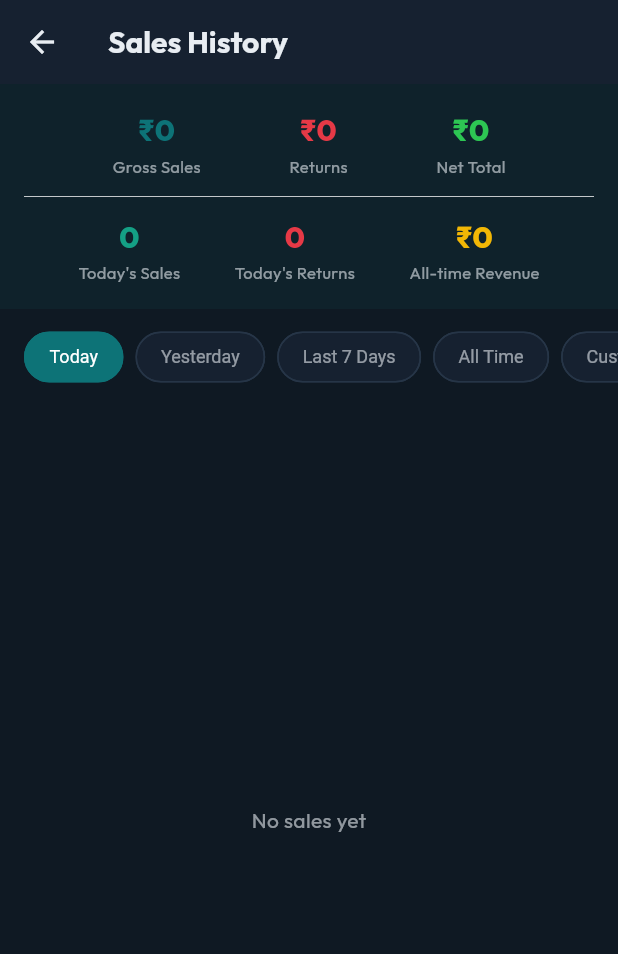
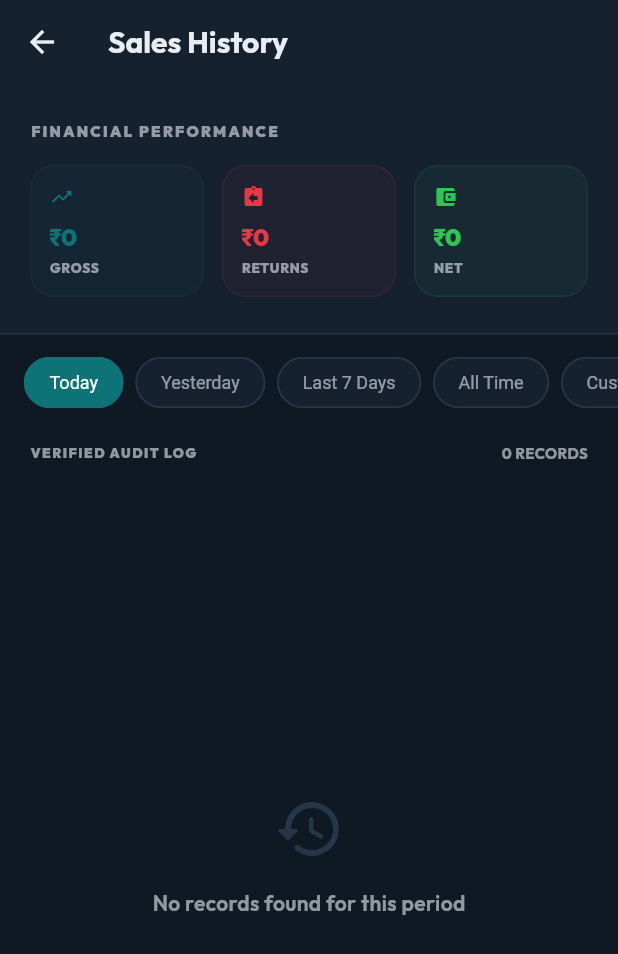
Before and after one commit to sumitkmr1998/mediposs-new-scratch, a Flutter app: the SalesHistoryAndroid screen opened directly, on a phone screen of 412 x 824 dp. Shown: the top 954 px of the screen. Run offline on Flutter 3.47's test engine with Material 3 defaults, Android fonts, the phone set to English and light mode, and no system bars; our stand-ins replace file_picker, fl_chart, flutter_dotenv, flutter_image_compress, flutter_local_notifications, google_fonts and 8 more; missing offline and left inert: dart_jsonwebtoken, excel, mobile_scanner, network_info_plus, ntp, shelf_router; accounts and stored records are empty; generated files the repository leaves out were written again.

Commit message:
Modernize Mediposs: Analytics Overview, High-Density Audit Log, and Android Parity

```diff
--- a/lib/screens/android/dashboard_android.dart
+++ b/lib/screens/android/dashboard_android.dart
@@ -479,19 +479,19 @@ class _StatCard extends StatelessWidget {
   @override
   Widget build(BuildContext context) {
     return Container(
-      padding: const EdgeInsets.all(16),
+      padding: const EdgeInsets.all(20),
       decoration: BoxDecoration(
         gradient: LinearGradient(
           colors: gradient,
           begin: Alignment.topLeft,
           end: Alignment.bottomRight,
         ),
-        borderRadius: BorderRadius.circular(16),
+        borderRadius: BorderRadius.circular(24),
         boxShadow: [
           BoxShadow(
-            color: gradient.first.withValues(alpha: 0.25),
-            blurRadius: 12,
-            offset: const Offset(0, 6),
+            color: gradient.first.withValues(alpha: 0.3),
+            blurRadius: 15,
+            offset: const Offset(0, 10),
           ),
         ],
       ),
@@ -500,12 +500,12 @@ class _StatCard extends StatelessWidget {
         mainAxisAlignment: MainAxisAlignment.spaceBetween,
         children: [
           Container(
-            padding: const EdgeInsets.all(8),
+            padding: const EdgeInsets.all(10),
             decoration: BoxDecoration(
               color: Colors.white.withValues(alpha: 0.2),
-              borderRadius: BorderRadius.circular(10),
+              borderRadius: BorderRadius.circular(14),
             ),
-            child: Icon(icon, color: Colors.white, size: 20),
+            child: Icon(icon, color: Colors.white, size: 22),
           ),
           Column(
             crossAxisAlignment: CrossAxisAlignment.start,
@@ -513,18 +513,20 @@ class _StatCard extends StatelessWidget {
               Text(
                 value,
                 style: const TextStyle(
-                  fontSize: 22,
-                  fontWeight: FontWeight.w700,
+                  fontSize: 26,
+                  fontWeight: FontWeight.w900,
                   color: Colors.white,
-                  letterSpacing: -0.5,
+                  letterSpacing: -1,
                 ),
               ),
               const SizedBox(height: 4),
               Text(
-                title,
+                title.toUpperCase(),
                 style: TextStyle(
-                  fontSize: 12,
-                  color: Colors.white.withValues(alpha: 0.8),
+                  fontSize: 10,
+                  fontWeight: FontWeight.w800,
+                  color: Colors.white.withAlpha(200),
+                  letterSpacing: 1,
                 ),
                 maxLines: 1,
                 overflow: TextOverflow.ellipsis,
--- a/lib/screens/android/sales_history_android.dart
+++ b/lib/screens/android/sales_history_android.dart
@@ -26,62 +26,55 @@ class _SalesHistoryAndroidState extends State<SalesHistoryAndroid> {
       ),
       body: Column(
         children: [
-          // Summary banner
+          // Advanced Financial Summary
           Container(
-            padding: const EdgeInsets.all(16),
-            color: AppTheme.primary.withValues(alpha: 0.1),
+            padding: const EdgeInsets.symmetric(horizontal: 20, vertical: 24),
+            decoration: BoxDecoration(
+              color: context.surfaceColor,
+              border: Border(bottom: BorderSide(color: context.borderColor)),
+            ),
             child: LayoutBuilder(builder: (ctx, constraints) {
-              final rangeLabel = _getRangeLabel(sales);
-
-              // Local calculations for filtered list
-              double grossSales = 0;
-              double returns = 0;
+              double grossSales = 0; double returns = 0;
               for (final s in sales.sales) {
-                if (s.isReturn) {
-                  returns += s.total.abs();
-                } else {
-                  grossSales += s.total;
-                }
+                if (s.isReturn) returns += s.total.abs();
+                else grossSales += s.total;
               }
               final netTotal = grossSales - returns;
 
               return Column(
+                crossAxisAlignment: CrossAxisAlignment.start,
                 children: [
+                  Text('FINANCIAL PERFORMANCE',
+                    style: TextStyle(fontSize: 10, fontWeight: FontWeight.w900, color: context.textMutedColor, letterSpacing: 1.5)),
+                  const SizedBox(height: 16),
                   Row(
-                    mainAxisAlignment: MainAxisAlignment.spaceEvenly,
                     children: [
-                      _StatBadge(
-                          label: "Gross Sales",
+                      Expanded(
+                        child: _StatCard(
+                          label: "GROSS",
                           value: '₹${grossSales.toStringAsFixed(0)}',
-                          color: AppTheme.primary),
-                      _StatBadge(
-                          label: "Returns",
+                          color: AppTheme.primary,
+                          icon: Icons.trending_up_rounded,
+                        ),
+                      ),
+                      const SizedBox(width: 12),
+                      Expanded(
+                        child: _StatCard(
+                          label: "RETURNS",
                           value: '₹${returns.toStringAsFixed(0)}',
-                          color: AppTheme.danger),
-                      _StatBadge(
-                          label: "Net Total",
+                          color: AppTheme.danger,
+                          icon: Icons.assignment_return_rounded,
+                        ),
+                      ),
+                      const SizedBox(width: 12),
+                      Expanded(
+                        child: _StatCard(
+                          label: "NET",
                           value: '₹${netTotal.toStringAsFixed(0)}',
-                          color: AppTheme.success),
-                    ],
+                          color: AppTheme.success,
+                          icon: Icons.account_balance_wallet_rounded,
                         ),
-                  const Divider(height: 24, thickness: 0.5),
-                  Row(
-                    mainAxisAlignment: MainAxisAlignment.spaceEvenly,
-                    children: [
-                      _StatBadge(
-                          label: "$rangeLabel Sales",
-                          value:
-                              '${sales.sales.where((s) => !s.isReturn).length}',
-                          color: AppTheme.primaryLight),
-                      _StatBadge(
-                          label: "$rangeLabel Returns",
-                          value:
-                              '${sales.sales.where((s) => s.isReturn).length}',
-                          color: AppTheme.danger),
-                      _StatBadge(
-                          label: 'All-time Revenue',
-                          value: '₹${sales.totalRevenue.toStringAsFixed(0)}',
-                          color: AppTheme.accent),
+                      ),
                     ],
                   ),
                 ],
@@ -148,15 +141,36 @@ class _SalesHistoryAndroidState extends State<SalesHistoryAndroid> {
             ),
           ),
 
+          // Results Sub-header
+          Padding(
+            padding: const EdgeInsets.symmetric(horizontal: 20, vertical: 8),
+            child: Row(
+              children: [
+                Text('VERIFIED AUDIT LOG',
+                  style: TextStyle(fontSize: 9, fontWeight: FontWeight.w900, color: context.textMutedColor, letterSpacing: 1)),
+                const Spacer(),
+                Text('${sales.sales.length} RECORDS',
+                  style: TextStyle(fontSize: 10, fontWeight: FontWeight.w700, color: context.textMutedColor)),
+              ],
+            ),
+          ),
+
           // Sales list
           Expanded(
             child: sales.sales.isEmpty
                 ? Center(
-                    child: Text('No sales yet',
-                        style: TextStyle(color: context.textMutedColor)))
+                    child: Column(
+                      mainAxisAlignment: MainAxisAlignment.center,
+                      children: [
+                        Icon(Icons.history_rounded, size: 48, color: context.borderColor),
+                        const SizedBox(height: 16),
+                        Text('No records found for this period',
+                            style: TextStyle(color: context.textMutedColor, fontWeight: FontWeight.w600)),
+                      ],
+                    ))
                 : ListView.builder(
                     itemCount: sales.sales.length,
-                    padding: const EdgeInsets.only(bottom: 16),
+                    padding: const EdgeInsets.only(bottom: 32),
                     itemBuilder: (ctx, i) =>
                         _SaleRow(sale: sales.sales[i], salesProvider: sales),
                   ),
@@ -164,21 +178,6 @@ class _SalesHistoryAndroidState extends State<SalesHistoryAndroid> {
         ],
       ),
     );
-  }
-
-  String _getRangeLabel(SalesProvider sales) {
-    switch (sales.activeFilter) {
-      case SalesFilter.today:
-        return "Today's";
-      case SalesFilter.yesterday:
-        return "Yesterday's";
-      case SalesFilter.last7Days:
-        return "7 Days'";
-      case SalesFilter.allTime:
-        return "All-time";
-      case SalesFilter.custom:
-        return "Custom";
-    }
   }
 }
 
@@ -459,25 +458,41 @@ class _SaleRow extends StatelessWidget {
   }
 }
 
-class _StatBadge extends StatelessWidget {
+class _StatCard extends StatelessWidget {
   final String label;
   final String value;
   final Color color;
+  final IconData icon;
 
-  const _StatBadge(
-      {required this.label, required this.value, required this.color});
+  const _StatCard({
+    required this.label,
+    required this.value,
+    required this.color,
+    required this.icon,
+  });
 
   @override
   Widget build(BuildContext context) {
-    return Column(
+    return Container(
+      padding: const EdgeInsets.all(12),
+      decoration: BoxDecoration(
+        color: color.withValues(alpha: 0.05),
+        borderRadius: BorderRadius.circular(16),
+        border: Border.all(color: color.withValues(alpha: 0.1)),
+      ),
+      child: Column(
+        crossAxisAlignment: CrossAxisAlignment.start,
         children: [
+          Icon(icon, size: 16, color: color),
+          const SizedBox(height: 8),
           Text(value,
               style: TextStyle(
-                fontSize: 20, fontWeight: FontWeight.w800, color: color)),
+                  fontSize: 16, fontWeight: FontWeight.w900, color: color, letterSpacing: -0.5)),
           const SizedBox(height: 2),
           Text(label,
-            style: TextStyle(fontSize: 11, color: context.textMutedColor)),
+              style: TextStyle(fontSize: 9, fontWeight: FontWeight.w800, color: context.textMutedColor, letterSpacing: 0.5)),
         ],
+      ),
     );
   }
 }
```
Lines whose indentation alone changed are shown as unchanged.
